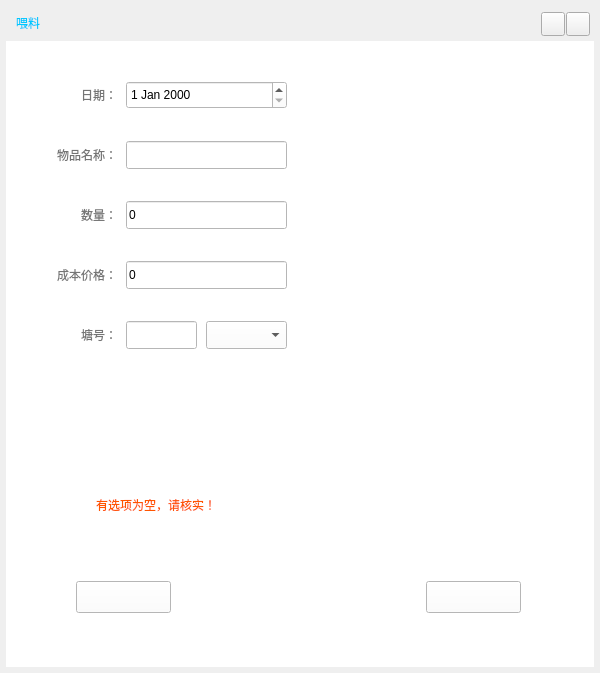
Before: the Qt Designer form ChuangfengDesktop/AddFeedingWidget.ui in asdlei99/chuangfengdesktop, drawn with Qt 5.
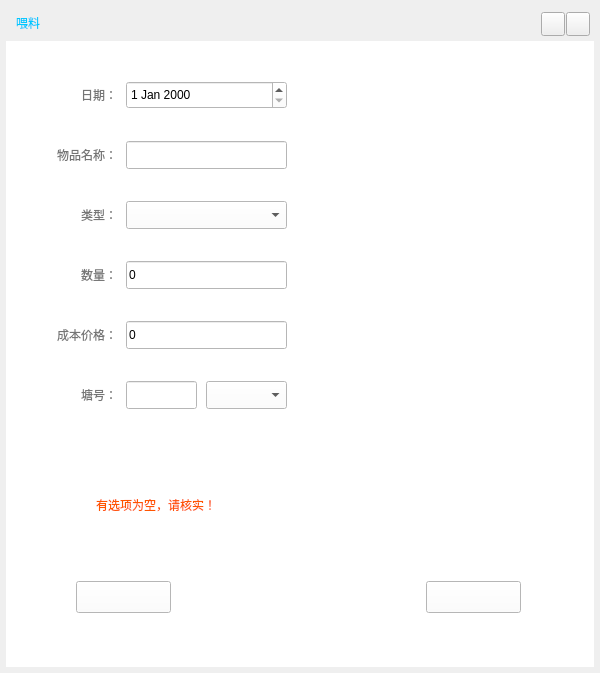
After: the same form once the commit is applied.

The edit to the form file:
```diff
--- a/ChuangfengDesktop/AddFeedingWidget.ui
+++ b/ChuangfengDesktop/AddFeedingWidget.ui
@@ -218,7 +218,7 @@
       <property name="geometry">
        <rect>
         <x>30</x>
-        <y>220</y>
+        <y>280</y>
         <width>81</width>
         <height>28</height>
        </rect>
@@ -238,7 +238,7 @@
       <property name="geometry">
        <rect>
         <x>120</x>
-        <y>220</y>
+        <y>280</y>
         <width>161</width>
         <height>28</height>
        </rect>
@@ -257,7 +257,7 @@
       <property name="geometry">
        <rect>
         <x>120</x>
-        <y>160</y>
+        <y>220</y>
         <width>161</width>
         <height>28</height>
        </rect>
@@ -273,7 +273,7 @@
       <property name="geometry">
        <rect>
         <x>30</x>
-        <y>160</y>
+        <y>220</y>
         <width>81</width>
         <height>28</height>
        </rect>
@@ -293,7 +293,7 @@
       <property name="geometry">
        <rect>
         <x>30</x>
-        <y>280</y>
+        <y>340</y>
         <width>81</width>
         <height>28</height>
        </rect>
@@ -313,7 +313,7 @@
       <property name="geometry">
        <rect>
         <x>120</x>
-        <y>280</y>
+        <y>340</y>
         <width>71</width>
         <height>28</height>
        </rect>
@@ -332,12 +332,42 @@
       <property name="geometry">
        <rect>
         <x>200</x>
-        <y>280</y>
+        <y>340</y>
         <width>81</width>
         <height>28</height>
        </rect>
       </property>
      </widget>
+     <widget class="QLabel" name="remake_lab_13">
+      <property name="geometry">
+       <rect>
+        <x>30</x>
+        <y>160</y>
+        <width>81</width>
+        <height>28</height>
+       </rect>
+      </property>
+      <property name="styleSheet">
+       <string notr="true">color: rgb(117, 117, 117);
+font: 75 12pt &quot;微软雅黑&quot;;</string>
+      </property>
+      <property name="text">
+       <string>类型：</string>
+      </property>
+      <property name="alignment">
+       <set>Qt::AlignRight|Qt::AlignTrailing|Qt::AlignVCenter</set>
+      </property>
+     </widget>
+     <widget class="QComboBox" name="type_comboBox">
+      <property name="geometry">
+       <rect>
+        <x>120</x>
+        <y>160</y>
+        <width>161</width>
+        <height>28</height>
+       </rect>
+      </property>
+     </widget>
     </widget>
    </item>
   </layout>
```
